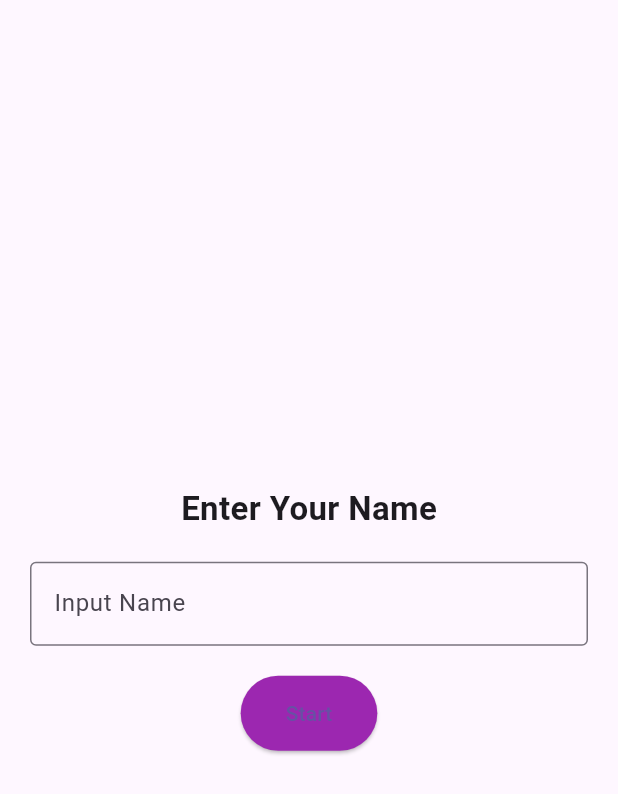
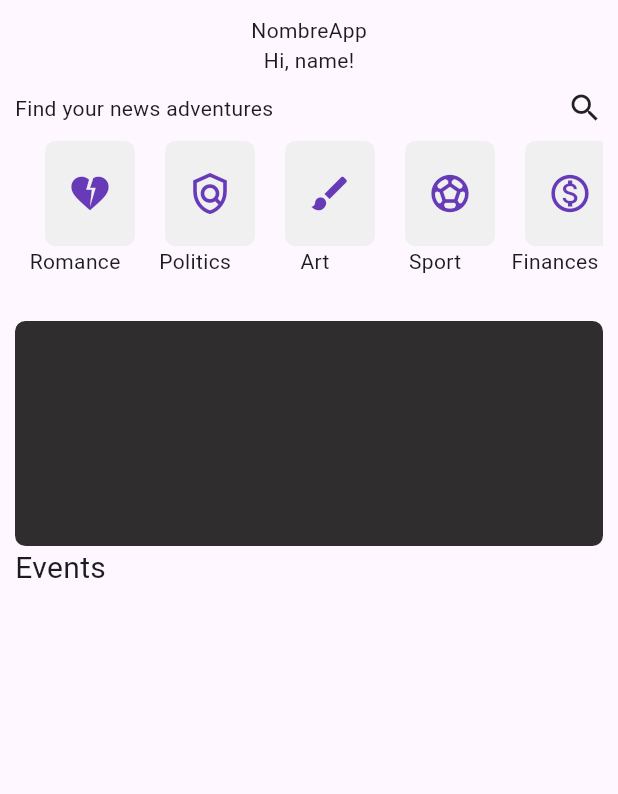
Before and after one commit to ana03ap/f_project1_movil, a Flutter app: the screen it shows after launch, on a phone screen of 412 x 824 dp. Shown: the top 794 px of the screen. Run offline on Flutter 3.47's test engine with Material 3 defaults, Android fonts, the phone set to English and light mode, and no system bars; our stand-ins replace get, internet_connection_checker_plus, loggy.

Commit message:
addind start page -- fix: font

```diff
--- a/lib/main.dart
+++ b/lib/main.dart
@@ -1,6 +1,6 @@
+import 'package:f_web_service_random_user_template/presentation/pages/startpage.dart';
 import 'package:flutter/material.dart';
 import 'package:get/get.dart';
-import '../presentation/pages/home_screen.dart';
 
 void main() {
   runApp(const MyApp());
@@ -15,8 +15,9 @@ class MyApp extends StatelessWidget {
       title: 'Conference Management App',
       theme: ThemeData(
         primarySwatch: Colors.purple,
+        //fontFamily: 'LeagueSpartan',
       ),
-      home: const HomeScreen(),
+      home: const Startpage(),
     );
   }
 }
--- /dev/null
+++ b/lib/presentation/pages/startpage.dart
@@ -0,0 +1,114 @@
+import 'package:flutter/material.dart';
+import 'package:get/get_connect/http/src/utils/utils.dart';
+//import 'package:get/get.dart';
+
+class Startpage extends StatelessWidget {
+  const Startpage({Key? key}) : super(key: key);
+
+  @override
+  Widget build(BuildContext context) {
+    return Scaffold(
+        body: Padding(
+            padding: const EdgeInsets.all(10.0),
+            child: Column(
+              children: [
+                Center(
+                  child: Column(
+                    children: const [
+                      Text(
+                        "NombreApp",
+                      ),
+                      Text(
+                        "Hi, name!",
+                      ),
+                    ],
+                  ),
+                ),
+                const SizedBox(height: 10),
+                const Row(
+                  mainAxisAlignment: MainAxisAlignment.spaceBetween,
+                  children: [
+                    Text(
+                      "Find your news adventures",
+                    ),
+                    Icon(Icons.search)
+                  ],
+                ),
+                Container(
+                  margin: const EdgeInsets.only(top: 10),
+                  height: 120,
+                  child: ListView(
+                    scrollDirection: Axis.horizontal,
+                    children: const [
+                      ContainerIconwithText(
+                          icon: Icons.heart_broken_sharp, label: "Romance"),
+                      ContainerIconwithText(
+                          icon: Icons.policy_outlined, label: "Politics"),
+                      ContainerIconwithText(icon: Icons.brush, label: "Art"),
+                      ContainerIconwithText(
+                          icon: Icons.sports_soccer_sharp, label: "Sport"),
+                      ContainerIconwithText(
+                          icon: Icons.monetization_on_outlined,
+                          label: "Finances"),
+                      ContainerIconwithText(
+                          icon: Icons.science, label: "Science"),
+                      ContainerIconwithText(
+                          icon: Icons.history, label: "History"),
+                    ],
+                  ),
+                ),
+                Container(
+                    width: 400,
+                    height: 150,
+                    decoration: const BoxDecoration(
+                      color: Color.fromARGB(249, 42, 40, 40),
+                      borderRadius: BorderRadius.all(Radius.circular(7)),
+                    )),
+                const Align(
+                  alignment: Alignment.centerLeft,
+                  child: Text(
+                    "Events",
+                    style: TextStyle(
+                      //fontFamily: 'LeagueSpartan',
+                      fontSize: 20,
+                    ),
+                  ),
+                )
+              ],
+            )));
+  }
+}
+
+class ContainerIconwithText extends StatelessWidget {
+  const ContainerIconwithText({
+    super.key,
+    required this.icon,
+    required this.label,
+  });
+
+  final IconData icon;
+  final String label;
+
+  @override
+  Widget build(BuildContext context) {
+    return Column(
+      children: [
+        Container(
+          margin: const EdgeInsets.only(left: 20),
+          width: 60,
+          height: 70,
+          decoration: const BoxDecoration(
+            color: Color.fromARGB(255, 240, 240, 240),
+            borderRadius: BorderRadius.all(Radius.circular(7)),
+          ),
+          child: Center(
+            child: Icon(icon, color: Colors.deepPurple, size: 30),
+          ),
+        ),
+        Text(
+          label,
+        ),
+      ],
+    );
+  }
+}
```
Also changed, not shown: pubspec.yaml (+7 -0 lines).
